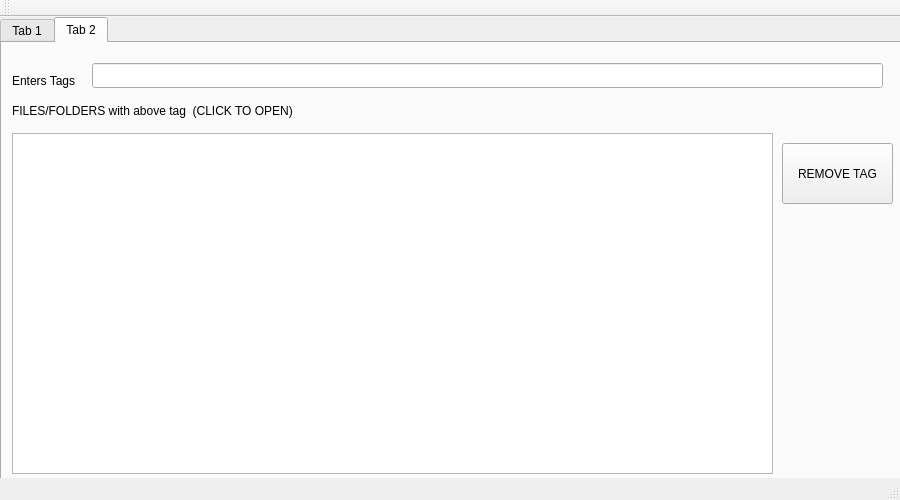
Old version of the form filetagger.ui in the repository LIJUCHACKO/File-Tagger.
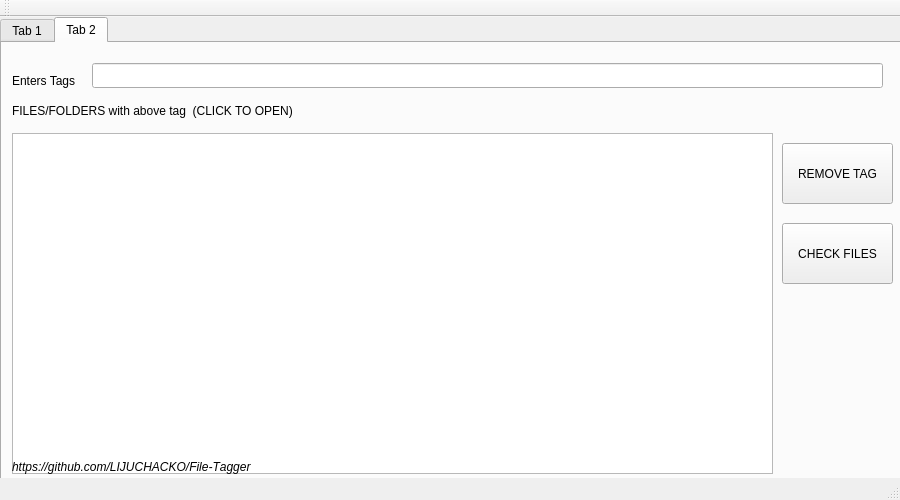
New version of the form. The open tabs and pages were chosen to show the change.

```diff
--- a/filetagger.ui
+++ b/filetagger.ui
@@ -318,8 +318,64 @@
        <string>REMOVE TAG</string>
       </property>
      </widget>
+     <widget class="QPushButton" name="CHECKFILES">
+      <property name="geometry">
+       <rect>
+        <x>780</x>
+        <y>180</y>
+        <width>111</width>
+        <height>61</height>
+       </rect>
+      </property>
+      <property name="text">
+       <string>CHECK FILES</string>
+      </property>
+     </widget>
     </widget>
    </widget>
+   <widget class="QLabel" name="label_2">
+    <property name="geometry">
+     <rect>
+      <x>12</x>
+      <y>440</y>
+      <width>400</width>
+      <height>20</height>
+     </rect>
+    </property>
+    <property name="sizePolicy">
+     <sizepolicy hsizetype="Preferred" vsizetype="Preferred">
+      <horstretch>0</horstretch>
+      <verstretch>0</verstretch>
+     </sizepolicy>
+    </property>
+    <property name="font">
+     <font>
+      <italic>true</italic>
+      <kerning>false</kerning>
+     </font>
+    </property>
+    <property name="contextMenuPolicy">
+     <enum>Qt::NoContextMenu</enum>
+    </property>
+    <property name="inputMethodHints">
+     <set>Qt::ImhNone</set>
+    </property>
+    <property name="frameShape">
+     <enum>QFrame::NoFrame</enum>
+    </property>
+    <property name="frameShadow">
+     <enum>QFrame::Raised</enum>
+    </property>
+    <property name="text">
+     <string>https://github.com/LIJUCHACKO/File-Tagger</string>
+    </property>
+    <property name="openExternalLinks">
+     <bool>true</bool>
+    </property>
+    <property name="textInteractionFlags">
+     <set>Qt::TextBrowserInteraction</set>
+    </property>
+   </widget>
   </widget>
   <widget class="QMenuBar" name="menuBar">
    <property name="geometry">
```
